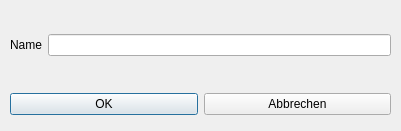
15831944/CBrain, file dialog_lieferanten.ui: the form before one commit.
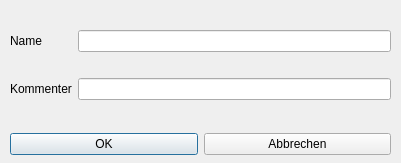
The form after the commit.

The edit to the form file:
```diff
--- a/dialog_lieferanten.ui
+++ b/dialog_lieferanten.ui
@@ -7,7 +7,7 @@
     <x>0</x>
     <y>0</y>
     <width>401</width>
-    <height>131</height>
+    <height>163</height>
    </rect>
   </property>
   <property name="windowTitle">
@@ -22,13 +22,10 @@
      <x>10</x>
      <y>10</y>
      <width>381</width>
-     <height>71</height>
+     <height>111</height>
     </rect>
    </property>
    <layout class="QGridLayout" name="gridLayout_2">
-    <item row="0" column="1">
-     <widget class="QLineEdit" name="lineEdit_name"/>
-    </item>
     <item row="0" column="0">
      <widget class="QLabel" name="label_4">
       <property name="text">
@@ -36,13 +33,26 @@
       </property>
      </widget>
     </item>
+    <item row="0" column="1">
+     <widget class="QLineEdit" name="lineEdit_name"/>
+    </item>
+    <item row="1" column="0">
+     <widget class="QLabel" name="label_komment">
+      <property name="text">
+       <string>Kommenter</string>
+      </property>
+     </widget>
+    </item>
+    <item row="1" column="1">
+     <widget class="QLineEdit" name="lineEdit_komment"/>
+    </item>
    </layout>
   </widget>
   <widget class="QWidget" name="layoutWidget_4">
    <property name="geometry">
     <rect>
      <x>10</x>
-     <y>90</y>
+     <y>130</y>
      <width>381</width>
      <height>29</height>
     </rect>
```
